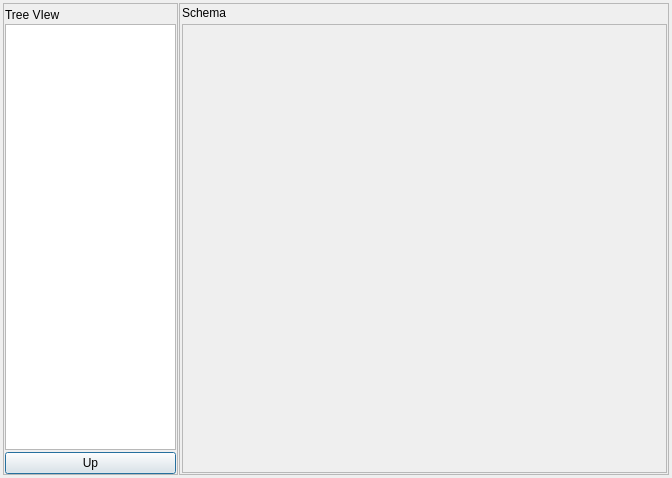
Above: visualHFSM/gui/mainGui.ui from reysam93/TFG before the change. Below: the same form after it.
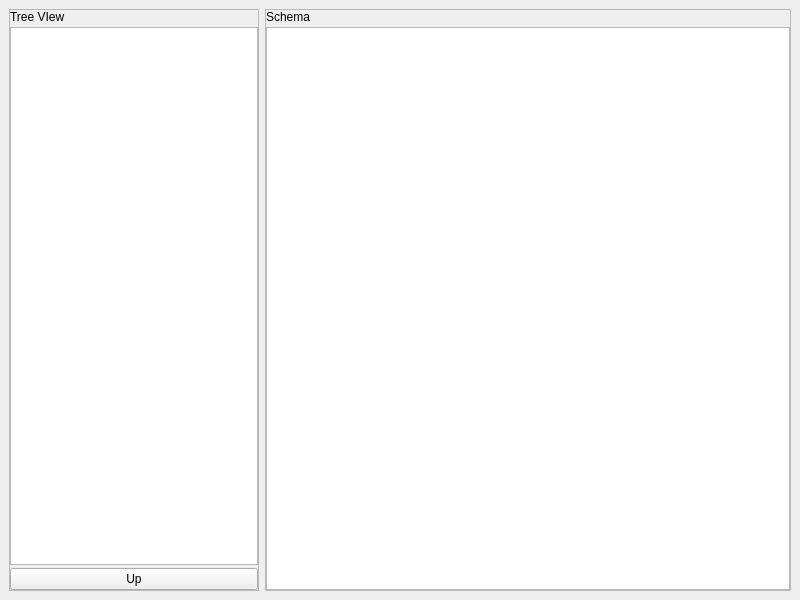
That is the form after the change.

The edit to the form file:
```diff
--- a/visualHFSM/gui/mainGui.ui
+++ b/visualHFSM/gui/mainGui.ui
@@ -1,36 +1,25 @@
 <?xml version="1.0" encoding="UTF-8"?>
 <ui version="4.0">
- <class>Dialog</class>
- <widget class="QDialog" name="Dialog">
+ <class>visualHFSM</class>
+ <widget class="QMainWindow" name="visualHFSM">
   <property name="geometry">
    <rect>
     <x>0</x>
     <y>0</y>
-    <width>672</width>
-    <height>478</height>
+    <width>800</width>
+    <height>600</height>
    </rect>
   </property>
   <property name="windowTitle">
    <string>Dialog</string>
   </property>
+  <widget class="QWidget" name="centralwidget">
   <layout class="QHBoxLayout" name="horizontalLayout">
-   <property name="spacing">
-    <number>1</number>
-   </property>
-   <property name="margin">
-    <number>3</number>
-   </property>
    <item>
     <widget class="QFrame" name="frameTreeView">
-     <property name="sizePolicy">
-      <sizepolicy hsizetype="Preferred" vsizetype="Preferred">
-       <horstretch>0</horstretch>
-       <verstretch>0</verstretch>
-      </sizepolicy>
-     </property>
      <property name="maximumSize">
       <size>
-       <width>175</width>
+        <width>250</width>
        <height>16777215</height>
       </size>
      </property>
@@ -40,27 +29,18 @@
      <property name="frameShadow">
       <enum>QFrame::Raised</enum>
      </property>
-     <layout class="QVBoxLayout" name="verticalLayout_2" stretch="0,10,0">
+      <property name="lineWidth">
+       <number>1</number>
+      </property>
+      <layout class="QVBoxLayout" name="verticalLayout_10">
       <property name="spacing">
-       <number>2</number>
-      </property>
-      <property name="sizeConstraint">
-       <enum>QLayout::SetDefaultConstraint</enum>
-      </property>
-      <property name="leftMargin">
-       <number>1</number>
-      </property>
-      <property name="topMargin">
-       <number>4</number>
-      </property>
-      <property name="rightMargin">
-       <number>1</number>
-      </property>
-      <property name="bottomMargin">
+        <number>3</number>
+       </property>
+       <property name="margin">
        <number>0</number>
       </property>
       <item>
-       <widget class="QLabel" name="treeViewLabel">
+        <widget class="QLabel" name="TreeViewLabel">
         <property name="text">
          <string>Tree VIew</string>
         </property>
@@ -70,7 +50,7 @@
        <widget class="QTreeView" name="treeView"/>
       </item>
       <item>
-       <widget class="QPushButton" name="UpButton">
+        <widget class="QPushButton" name="upButton">
         <property name="text">
          <string>Up</string>
         </property>
@@ -89,19 +69,10 @@
      </property>
      <layout class="QVBoxLayout" name="verticalLayout">
       <property name="spacing">
-       <number>4</number>
-      </property>
-      <property name="leftMargin">
-       <number>2</number>
-      </property>
-      <property name="topMargin">
-       <number>2</number>
-      </property>
-      <property name="rightMargin">
-       <number>1</number>
-      </property>
-      <property name="bottomMargin">
-       <number>1</number>
+        <number>3</number>
+       </property>
+       <property name="margin">
+        <number>0</number>
       </property>
       <item>
        <widget class="QLabel" name="schemaLabel">
@@ -111,30 +82,13 @@
        </widget>
       </item>
       <item>
-       <widget class="QScrollArea" name="scrollArea">
-        <property name="mouseTracking">
-         <bool>true</bool>
-        </property>
-        <property name="widgetResizable">
-         <bool>true</bool>
-        </property>
-        <widget class="QWidget" name="scrollAreaWidgetContents">
-         <property name="geometry">
-          <rect>
-           <x>0</x>
-           <y>0</y>
-           <width>483</width>
-           <height>444</height>
-          </rect>
-         </property>
-         <zorder>frameTreeView</zorder>
-        </widget>
-       </widget>
+        <widget class="QGraphicsView" name="schemaView"/>
       </item>
      </layout>
     </widget>
    </item>
   </layout>
+  </widget>
  </widget>
  <resources/>
  <connections/>
```
Left out of the diff: 8 changed lines with no effect on the pictures. Lines whose indentation alone changed are shown as unchanged.
